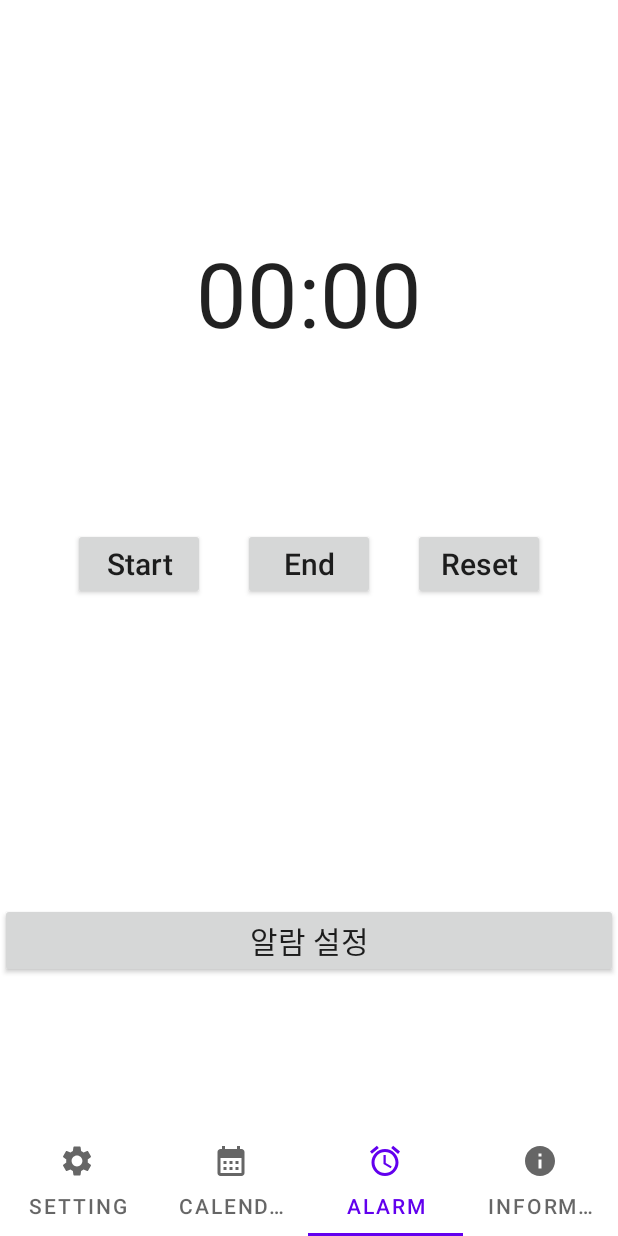
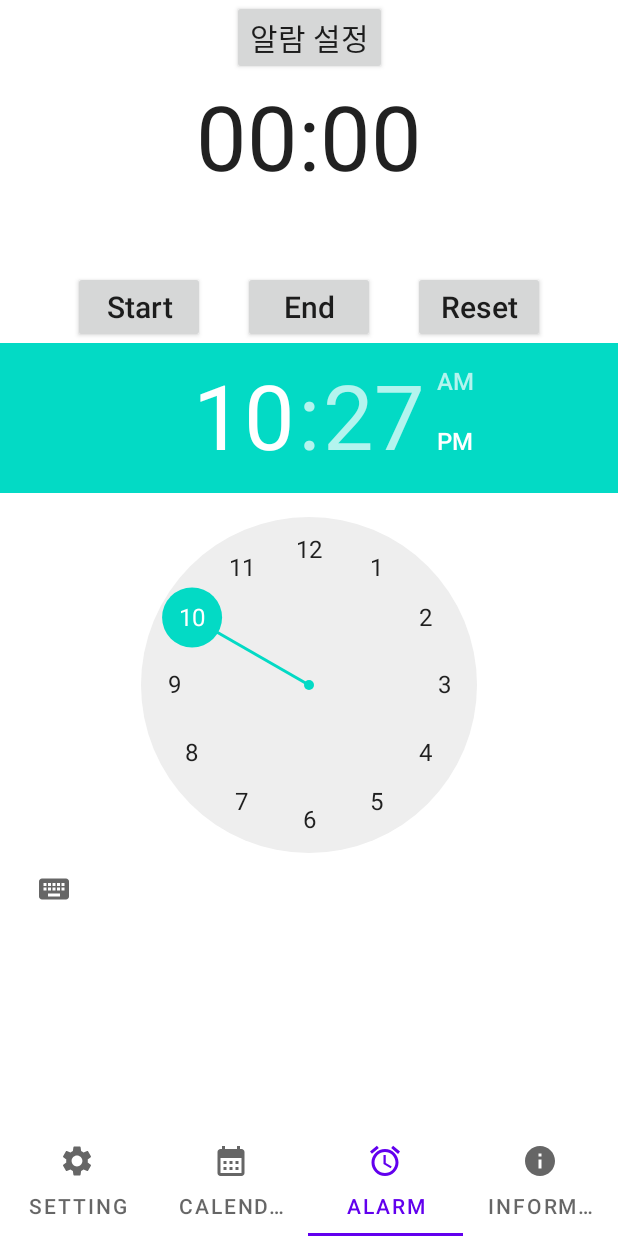
Before and after one commit to SW0929/Smart_Mask_Project, an Android app: the screen it shows after launch (MainActivity), item 3 of the bottom bar chosen, on a phone screen of 412 x 824 dp. Run offline under Robolectric (Android 15) with nearby library versions, the phone set to English and light mode, and no system bars.

Commit message:
22/05/23_02

```diff
--- a/app/src/main/java/com/bliss/csc/smart_mask_sw9909/MainActivity.kt
+++ b/app/src/main/java/com/bliss/csc/smart_mask_sw9909/MainActivity.kt
@@ -2,6 +2,7 @@ package com.bliss.csc.smart_mask_sw9909
 
 import androidx.appcompat.app.AppCompatActivity
 import android.os.Bundle
+import androidx.activity.viewModels
 import com.bliss.csc.smart_mask_sw9909.databinding.ActivityMainBinding
 import com.google.android.material.tabs.TabLayoutMediator
 
@@ -12,6 +13,8 @@ class MainActivity : AppCompatActivity() {
 
         val binding = ActivityMainBinding.inflate(layoutInflater)
         setContentView(binding.root)
+
+
 
         val textList = arrayListOf("Setting", "Calendar", "Alarm", "Information")
         val iconList = listOf(
--- a/app/src/main/res/layout/alarm_fragment.xml
+++ b/app/src/main/res/layout/alarm_fragment.xml
@@ -6,45 +6,31 @@
     android:layout_height="match_parent"
     android:orientation="horizontal">
 
-    <TextView
-        android:id="@+id/sleepStartTimeTextView"
-        android:layout_width="wrap_content"
-        android:layout_height="wrap_content"
-        android:textSize="20sp"
-        app:layout_constraintBottom_toTopOf="@id/sleepEndTimeTextView"
-        app:layout_constraintLeft_toLeftOf="parent"
-        app:layout_constraintRight_toRightOf="parent"
-        tools:text="12345" />
-
-    <TextView
-        android:id="@+id/sleepEndTimeTextView"
-        android:layout_width="wrap_content"
-        android:layout_height="wrap_content"
-        android:textSize="20sp"
-        app:layout_constraintBottom_toTopOf="@id/chronometer"
-        app:layout_constraintLeft_toLeftOf="parent"
-        app:layout_constraintRight_toRightOf="parent"
-        tools:text="12345" />
 
 
     <Chronometer
+        app:layout_constraintVertical_chainStyle="packed"
         android:id="@+id/chronometer"
         android:layout_width="wrap_content"
         android:layout_height="wrap_content"
-        android:layout_marginTop="100dp"
         android:textSize="60sp"
+        android:layout_marginTop="50dp"
+        android:layout_marginBottom="50dp"
+        app:layout_constraintTop_toTopOf="parent"
+        app:layout_constraintBottom_toTopOf="@id/sleepLinearLayout"
         app:layout_constraintLeft_toLeftOf="parent"
         app:layout_constraintRight_toRightOf="parent"
-        app:layout_constraintTop_toBottomOf="@id/sleepEndTimeTextView" />
+        />
 
     <LinearLayout
         android:id="@+id/sleepLinearLayout"
         android:gravity="center"
+        android:layout_marginBottom="50dp"
         android:orientation="horizontal"
-        app:layout_constraintTop_toTopOf="parent"
+        app:layout_constraintTop_toBottomOf="@id/chronometer"
         app:layout_constraintLeft_toLeftOf="parent"
         app:layout_constraintRight_toRightOf="parent"
-        app:layout_constraintBottom_toBottomOf="parent"
+        app:layout_constraintBottom_toTopOf="@id/timePicker"
         android:layout_width="match_parent"
         android:layout_height="wrap_content">
 
@@ -74,21 +60,27 @@
             android:text="Reset"
             android:textSize="20sp"
             />
+    </LinearLayout>
 
+    <TimePicker
+        app:layout_constraintLeft_toLeftOf="parent"
+        app:layout_constraintRight_toRightOf="parent"
+        app:layout_constraintTop_toBottomOf="@id/sleepLinearLayout"
 
-
-    </LinearLayout>
+        android:id="@+id/timePicker"
+        android:layout_width="match_parent"
+        android:layout_height="wrap_content"/>
 
 
     <androidx.appcompat.widget.AppCompatButton
         android:id="@+id/alarmStartButton"
-        android:layout_width="0dp"
+        android:layout_width="wrap_content"
         android:layout_height="wrap_content"
+        android:textSize="20sp"
         android:text="알람 설정"
-        android:layout_marginBottom="100dp"
-        android:textSize="20sp"
+        app:layout_constraintTop_toTopOf="parent"
         app:layout_constraintLeft_toLeftOf="parent"
         app:layout_constraintRight_toRightOf="parent"
-        app:layout_constraintBottom_toBottomOf="parent"/>
+        />
 
 </androidx.constraintlayout.widget.ConstraintLayout>
```
Also changed, not shown: app/src/main/AndroidManifest.xml (+8 -0 lines), app/src/main/java/com/bliss/csc/smart_mask_sw9909/ViewModel.kt (added, +13 -0 lines), app/src/main/java/com/bliss/csc/smart_mask_sw9909/fragment/AlarmFragment.kt (+41 -5 lines), app/src/main/java/com/bliss/csc/smart_mask_sw9909/fragment/alarm/AlarmReceiver.kt (added, +24 -0 lines), 1 other file.
